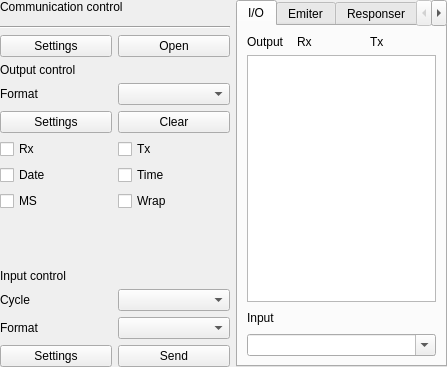
The window that src/toolboxui/SAKToolBoxUi.ui (x-tools-author/x-tools) describes before a commit, drawn with Qt 5.
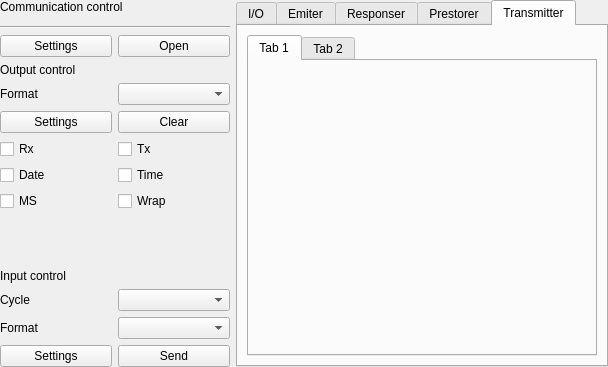
The same window after the commit. Custom widgets are drawn as their Qt base class.

Patch:
```diff
--- a/src/toolboxui/SAKToolBoxUi.ui
+++ b/src/toolboxui/SAKToolBoxUi.ui
@@ -6,7 +6,7 @@
    <rect>
     <x>0</x>
     <y>0</y>
-    <width>447</width>
+    <width>608</width>
     <height>367</height>
    </rect>
   </property>
@@ -228,7 +228,7 @@
       <enum>QTabWidget::Rounded</enum>
      </property>
      <property name="currentIndex">
-      <number>0</number>
+      <number>4</number>
      </property>
      <widget class="QWidget" name="tabIO">
       <attribute name="title">
@@ -376,6 +376,27 @@
        <string>Prestorer</string>
       </attribute>
      </widget>
+     <widget class="QWidget" name="tabTransmitter">
+      <attribute name="title">
+       <string>Transmitter</string>
+      </attribute>
+      <layout class="QGridLayout" name="gridLayout_4">
+       <item row="0" column="0">
+        <widget class="QTabWidget" name="tabWidgetTransmitter">
+         <widget class="QWidget" name="tab">
+          <attribute name="title">
+           <string>Tab 1</string>
+          </attribute>
+         </widget>
+         <widget class="QWidget" name="tab_2">
+          <attribute name="title">
+           <string>Tab 2</string>
+          </attribute>
+         </widget>
+        </widget>
+       </item>
+      </layout>
+     </widget>
     </widget>
    </item>
   </layout>
```
